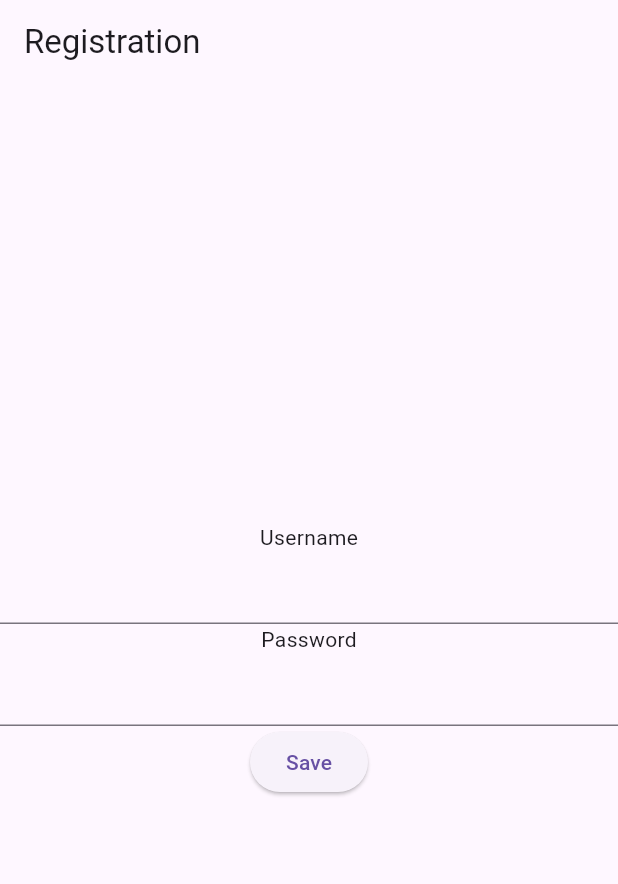
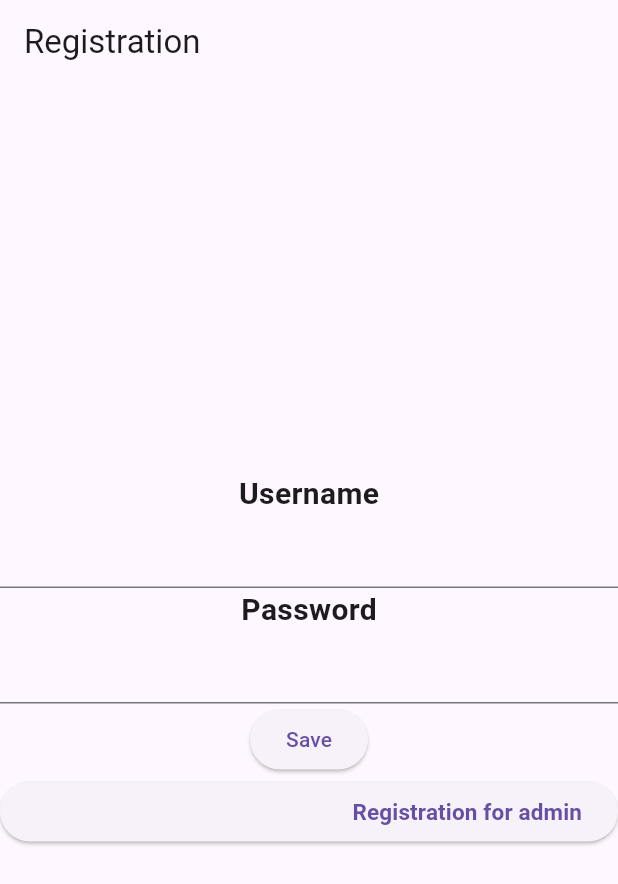
Before and after one commit to artbok/inventory-management-client, a Flutter app: the screen it shows after launch, on a phone screen of 412 x 824 dp. Shown: the top 884 px of the screen. Run offline on Flutter 3.47's test engine with Material 3 defaults, Android fonts, the phone set to English and light mode, and no system bars.

Commit message:
pageDesign

```diff
--- a/lib/registrationPage.dart
+++ b/lib/registrationPage.dart
@@ -20,52 +20,62 @@ class _RegistrationPageState extends State<RegistrationPage> {
       "rightsLevel": 1,
     };
 
-
-    final response = await http.post(Uri.parse('https://localhost:5000/newUser'), body: json.encode(params));
-    Map<String, dynamic> data = jsonDecode(response.body) as Map<String, dynamic>;
-
+    final response = await http.post(
+        Uri.parse('https://localhost:5000/newUser'),
+        body: json.encode(params));
+    Map<String, dynamic> data =
+        jsonDecode(response.body) as Map<String, dynamic>;
   }
-
-
 
   @override
   Widget build(BuildContext context) {
     return Scaffold(
       appBar: AppBar(
-
         title: const Text("Registration"),
-
       ),
       body: Center(
-
         child: Column(
-
           mainAxisAlignment: MainAxisAlignment.center,
           children: <Widget>[
-            const Text("Username"),
+            const Text(
+              "Username",
+              style: TextStyle(
+                fontSize: 20,
+                fontWeight: FontWeight.bold,
+              ),
+            ),
             TextFormField(
               controller: usernameController,
               decoration: const InputDecoration(
-                  border: UnderlineInputBorder(),),
+                border: UnderlineInputBorder(
+                    borderSide: BorderSide(color: Colors.grey, width: 1.0)),
+              ),
             ),
-            const Text("Password"),
+            const Text("Password",
+                style: TextStyle(
+                  fontSize: 20,
+                  fontWeight: FontWeight.bold,
+                )),
             TextFormField(
               controller: passwordController,
               decoration: const InputDecoration(
-                border: UnderlineInputBorder(),),
+                border: UnderlineInputBorder(
+                    borderSide: BorderSide(color: Colors.grey, width: 1.0)),
+              ),
             ),
+            ElevatedButton(onPressed: registerUser, child: const Text("Save")),
             ElevatedButton(
-                onPressed: registerUser,
-                child: const Text("Save")
-            ),
-
-
-
+              onPressed: registerUser,
+              child: const Align(
+                alignment: Alignment.bottomRight,
+                child: Text("Registration for admin",
+                    style:
+                        TextStyle(fontSize: 15, fontWeight: FontWeight.w600)),
+              ),
+            )
           ],
         ),
       ),
-
-
     );
   }
 }
```
